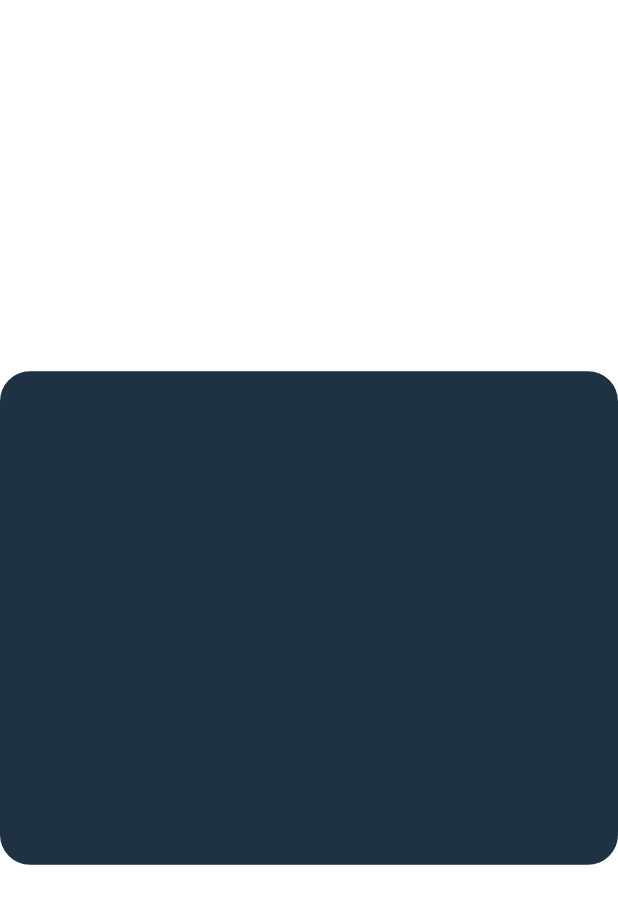
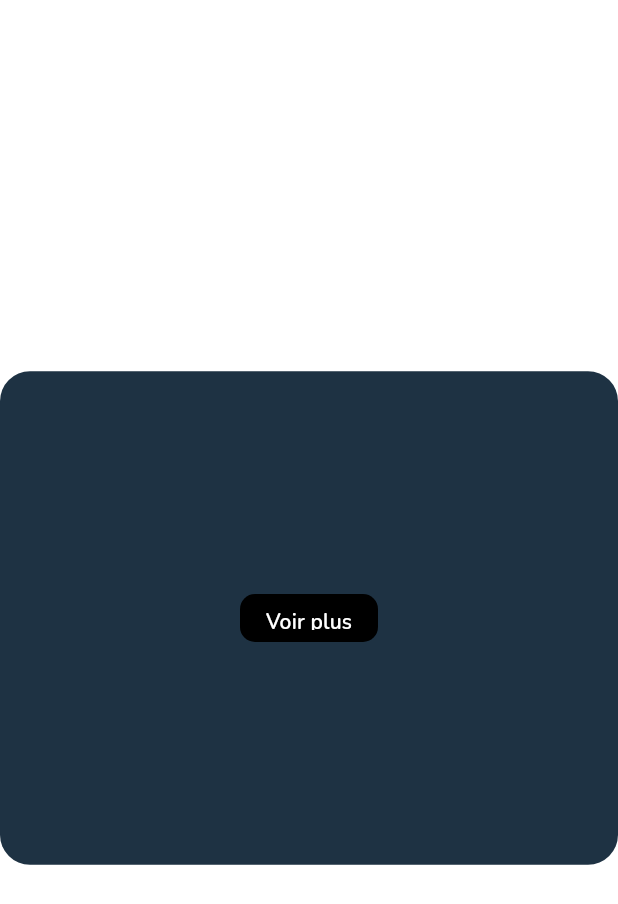
Before and after one commit to Baltoch/FlutterComicVine, a Flutter app: the screen it shows after launch, on a phone screen of 412 x 824 dp. Shown: the top 904 px of the screen. Run offline on Flutter 3.47's test engine with Material 3 defaults, Android fonts, the phone set to English and light mode, and no system bars.

Commit message:
Additting of title and button slider element

```diff
--- a/lib/main.dart
+++ b/lib/main.dart
@@ -34,6 +34,6 @@ class MyHomePage extends StatefulWidget {
 class _MyHomePageState extends State<MyHomePage> {
   @override
   Widget build(BuildContext context) {
-    return const CardSlider();
+    return const CardSlider(title: "Séries populaires");
   }
 }
--- a/lib/slider.dart
+++ b/lib/slider.dart
@@ -1,7 +1,96 @@
 import 'package:flutter/material.dart';
 
+class SliderTitle extends StatelessWidget {
+  const SliderTitle({super.key, required this.content});
+
+  final String content;
+
+  static const Color textColor = Colors.white;
+  static const double fontSizeText = 20;
+  static const FontWeight fontWeightText = FontWeight.w700;
+  static const double containerWidth = 205;
+  static const double containerHeight = 27;
+
+  static const double dotRaduis = 10;
+  static const Color dotColor = Colors.orange;
+
+  @override
+  Widget build(BuildContext context) {
+    return Container(
+      width: containerWidth,
+      height: containerHeight,
+      padding: EdgeInsets.zero,
+      child: Row(
+        children: <Widget>[
+          Container(
+            width: dotRaduis,
+            height: dotRaduis,
+            decoration: const BoxDecoration(
+              color: dotColor,
+              shape: BoxShape.circle,
+            ),
+          ),
+          const SizedBox(width: 9),
+          Text(
+            content,
+            style: const TextStyle(
+              color: textColor,
+              fontFamily: 'Nunito',
+              fontSize: fontSizeText,
+              fontWeight: fontWeightText,
+              decoration: TextDecoration.none,
+            ),
+          ),
+        ],
+      ),
+    );
+  }
+}
+
+class SeeMoreButton extends StatelessWidget {
+  const SeeMoreButton({super.key});
+
+  static const double buttonWidth = 92;
+  static const double buttonHeight = 32;
+  static const double buttonBorderRadius = 10;
+  static const Color buttonBackgroundColor = Colors.black;
+
+  static const Color textColor = Colors.white;
+  static const double fontSizeText = 14;
+  static const FontWeight fontWeightText = FontWeight.w600;
+
+  @override
+  Widget build(BuildContext context) {
+    return Center(
+      child: Container(
+        width: buttonWidth,
+        height: buttonHeight,
+        decoration: const BoxDecoration(
+          borderRadius: BorderRadius.all(Radius.circular(buttonBorderRadius)),
+          color: buttonBackgroundColor,
+        ),
+        child: TextButton(
+          onPressed: () {},
+          child: const Text(
+            "Voir plus",
+            style: TextStyle(
+              color: textColor,
+              fontFamily: 'Nunito',
+              fontSize: fontSizeText,
+              fontWeight: fontWeightText,
+              decoration: TextDecoration.none,
+            ),
+          ),
+        ),
+      ),
+    );
+  }
+}
+
 class CardSlider extends StatelessWidget {
-  const CardSlider({super.key});
+  const CardSlider({super.key, required this.title});
+
+  final String title;
 
   static const double sliderWidth = 424;
   static const double sliderHeight = 329;
@@ -18,6 +107,7 @@ class CardSlider extends StatelessWidget {
           borderRadius: BorderRadius.all(Radius.circular(sliderBorderRadius)),
           color: sliderBackgroundColor,
         ),
+        child: const SeeMoreButton(),
       ),
     );
   }
```
